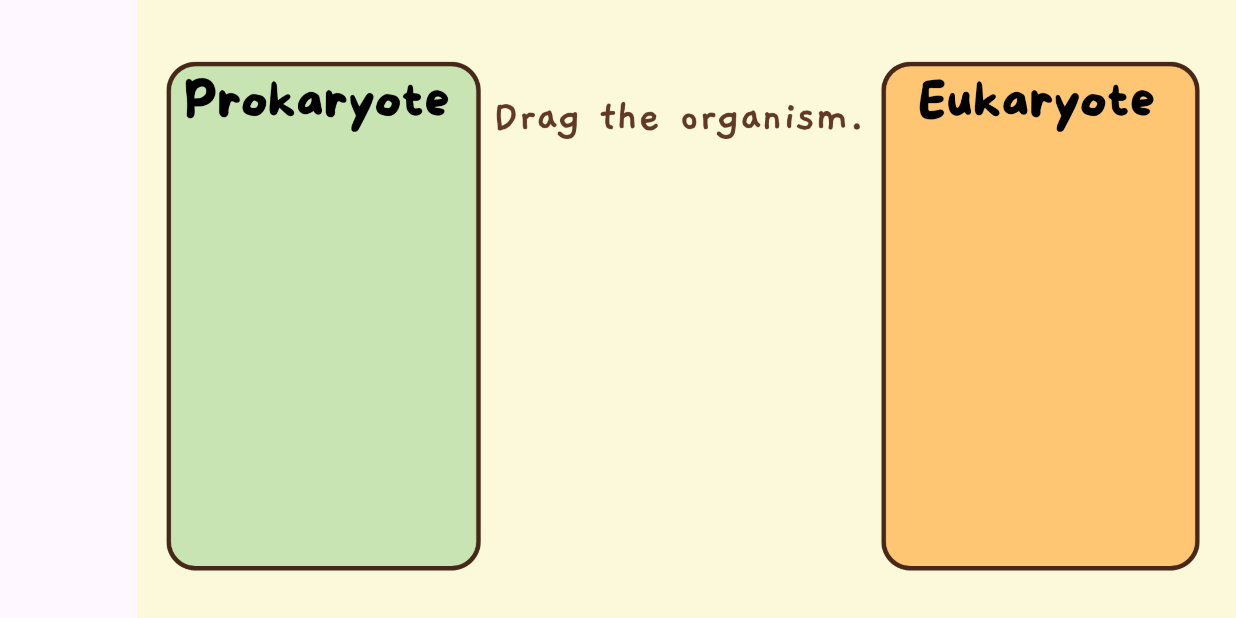
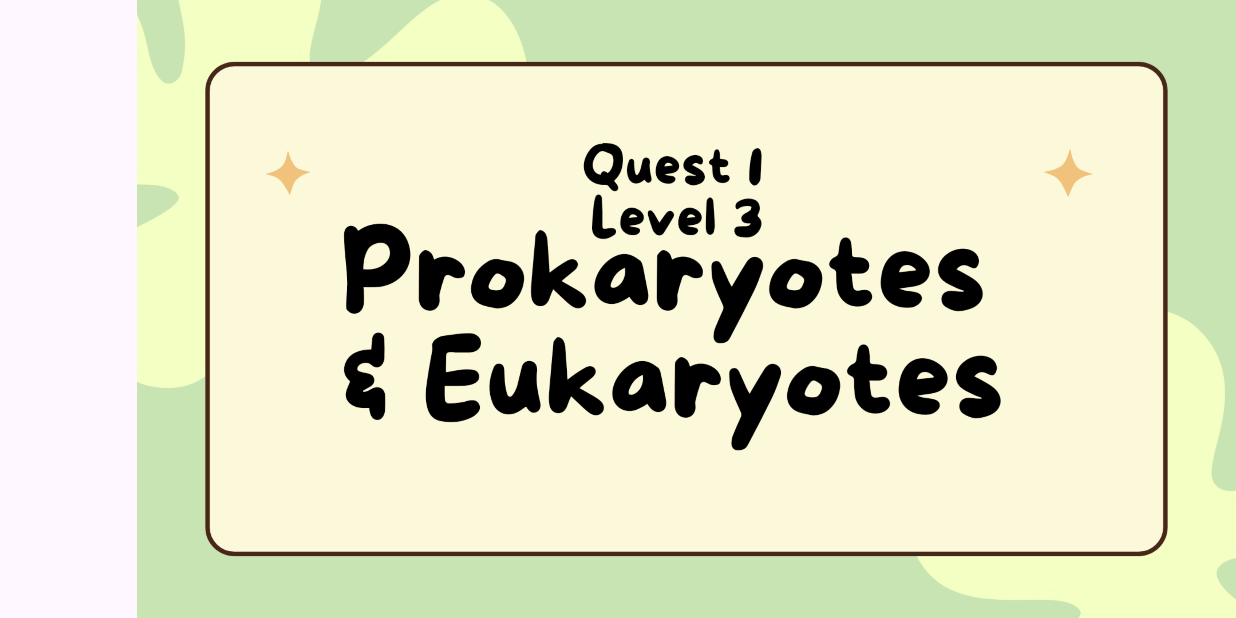
Before and after one commit to JhaleAustin/BiologyGame, an Android app: the Quest1_lvl3 screen opened directly, with no data from a screen before it, on a phone screen of 824 x 412 dp (held sideways). Run offline under Robolectric (Android 15) with nearby library versions, the phone set to English and light mode, and no system bars.

Commit message:
Initial commit

```diff
--- a/app/src/main/AndroidManifest.xml
+++ b/app/src/main/AndroidManifest.xml
@@ -2,9 +2,9 @@
 <manifest xmlns:android="http://schemas.android.com/apk/res/android"
     xmlns:tools="http://schemas.android.com/tools">
 
-    <service
-        android:name=".MusicService"
-        android:exported="false" />
+<!--    <service-->
+<!--        android:name=".MusicService"-->
+<!--        android:exported="false" />-->
 
     <application
         android:allowBackup="true"
--- a/app/src/main/java/com/example/biologygame/MainActivity.java
+++ b/app/src/main/java/com/example/biologygame/MainActivity.java
@@ -16,7 +16,7 @@ public class MainActivity extends AppCompatActivity {
 
         // Enforce landscape orientation
         setRequestedOrientation(ActivityInfo.SCREEN_ORIENTATION_LANDSCAPE);
-        startService(new Intent(this, MusicService.class));
+       // startService(new Intent(this, MusicService.class));
 
         setContentView(R.layout.activity_main);
 
--- a/app/src/main/java/com/example/biologygame/Quest1_lvl3.java
+++ b/app/src/main/java/com/example/biologygame/Quest1_lvl3.java
@@ -34,7 +34,7 @@ public class Quest1_lvl3 extends AppCompatActivity {
                 imageView4.setImageResource(R.drawable.quest1_lvl3_next); // Replace with your new image resource
 
             }
-        }, 10000); // 10000 milliseconds = 10 seconds
+        }, 5000); // 10000 milliseconds = 10 seconds
 
 
         handler.postDelayed(new Runnable() {
@@ -49,7 +49,7 @@ public class Quest1_lvl3 extends AppCompatActivity {
                 imageView.setVisibility(View.VISIBLE);
 
             }
-        }, 20000); // 10000 milliseconds = 10 seconds
+        }, 5000); // 10000 milliseconds = 10 seconds
 
 
 
--- a/app/src/main/java/com/example/biologygame/Quest5.java
+++ b/app/src/main/java/com/example/biologygame/Quest5.java
@@ -2,6 +2,7 @@ package com.example.biologygame;
 
 import androidx.appcompat.app.AppCompatActivity;
 
+import android.content.pm.ActivityInfo;
 import android.os.Bundle;
 
 public class Quest5 extends AppCompatActivity {
@@ -9,6 +10,7 @@ public class Quest5 extends AppCompatActivity {
     @Override
     protected void onCreate(Bundle savedInstanceState) {
         super.onCreate(savedInstanceState);
+        setRequestedOrientation(ActivityInfo.SCREEN_ORIENTATION_LANDSCAPE);
         setContentView(R.layout.activity_quest5);
     }
 }
--- a/app/src/main/java/com/example/biologygame/Quest6.java
+++ b/app/src/main/java/com/example/biologygame/Quest6.java
@@ -2,6 +2,7 @@ package com.example.biologygame;
 
 import androidx.appcompat.app.AppCompatActivity;
 
+import android.content.pm.ActivityInfo;
 import android.os.Bundle;
 
 public class Quest6 extends AppCompatActivity {
@@ -9,6 +10,7 @@ public class Quest6 extends AppCompatActivity {
     @Override
     protected void onCreate(Bundle savedInstanceState) {
         super.onCreate(savedInstanceState);
+        setRequestedOrientation(ActivityInfo.SCREEN_ORIENTATION_LANDSCAPE);
         setContentView(R.layout.activity_quest6);
     }
 }
--- a/app/src/main/res/layout/activity_quest1_lvl1.xml
+++ b/app/src/main/res/layout/activity_quest1_lvl1.xml
@@ -37,8 +37,8 @@
 
     <Button
         android:id="@+id/button5"
-        android:layout_width="128dp"
-        android:layout_height="35dp"
+        android:layout_width="155dp"
+        android:layout_height="55dp"
         android:background="#00FFFFFF"
         android:visibility="invisible"
         app:layout_constraintBottom_toBottomOf="parent"
--- a/app/src/main/res/layout/activity_quest1_lvl3.xml
+++ b/app/src/main/res/layout/activity_quest1_lvl3.xml
@@ -19,7 +19,7 @@
         app:layout_constraintStart_toStartOf="parent"
         app:layout_constraintTop_toTopOf="parent"
         app:layout_constraintVertical_bias="0.0"
-        app:srcCompat="@drawable/quest1_lvl3_blank" />
+        app:srcCompat="@drawable/intro_quest1_lvl3" />
 
 
 
```
Also changed, not shown: app/src/main/java/com/example/biologygame/Quest1_lvl1.java (+8 -0 lines), app/src/main/java/com/example/biologygame/Quest1_lvl2.java (+6 -6 lines).
